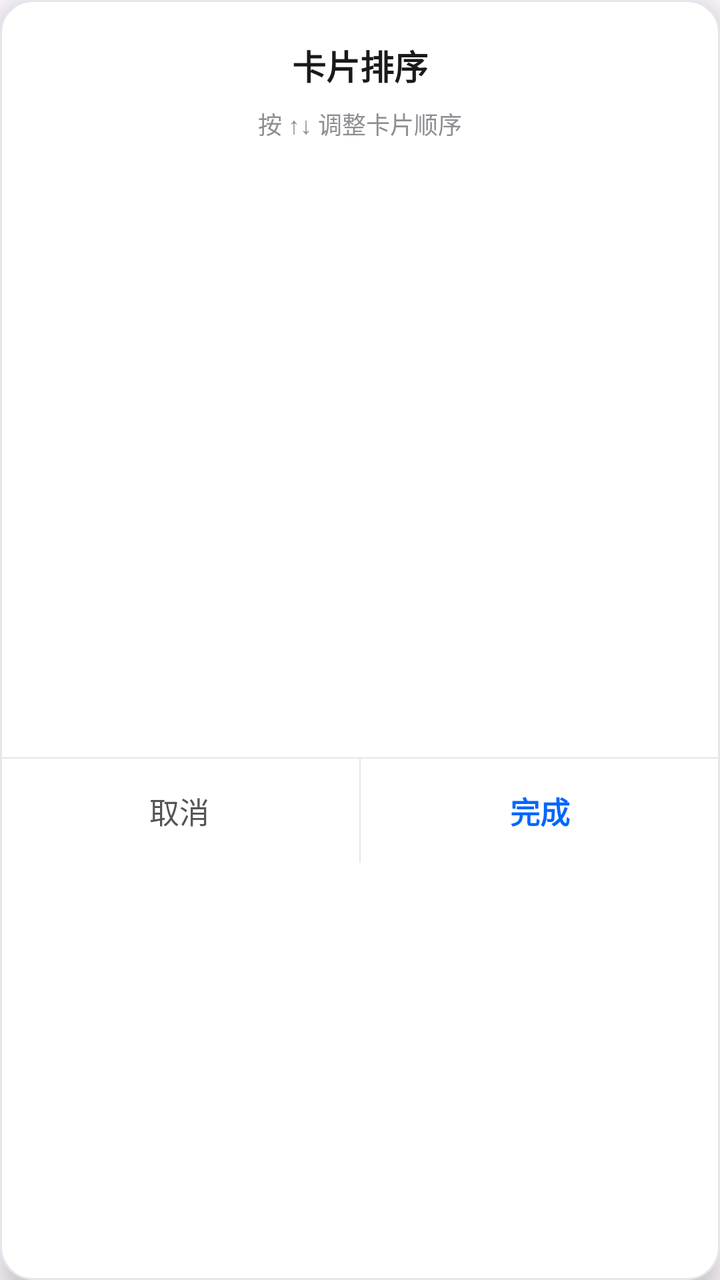
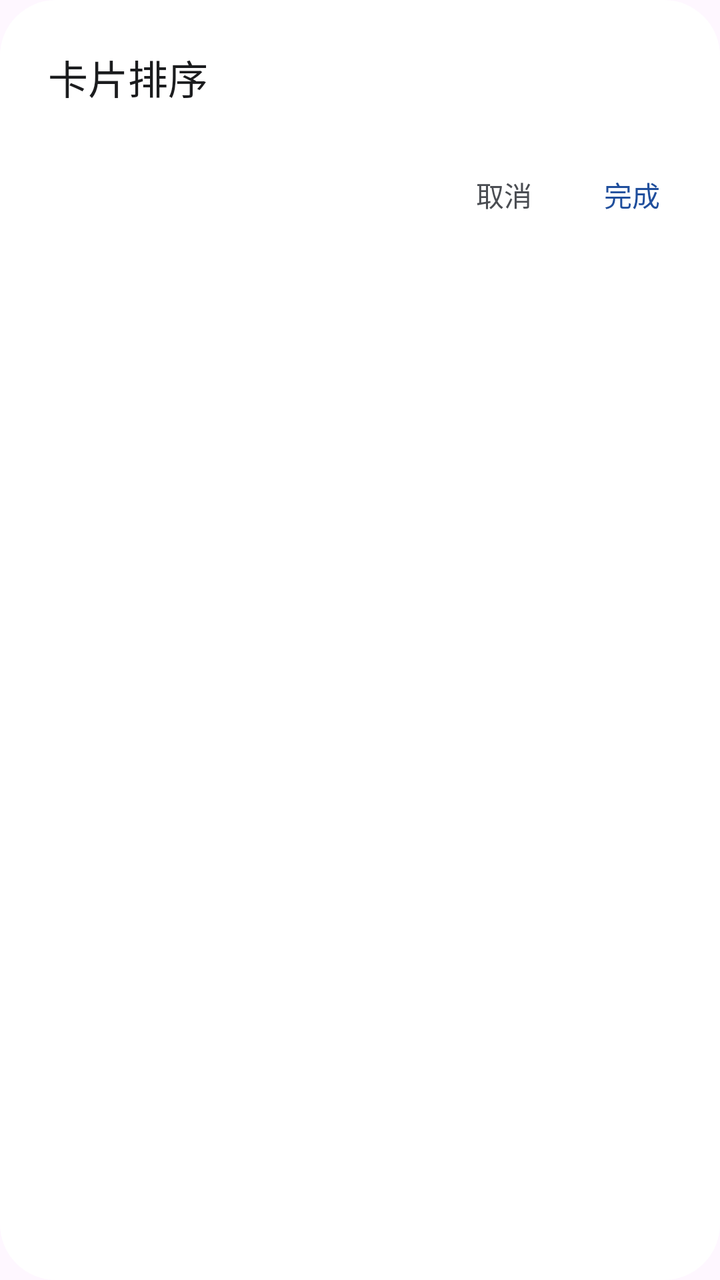

Before-and-after screenshots of an Android layout around one commit, followed by the original layout XML and the change that was made.
<!-- AndroidManifest.xml: application theme Theme.TransitU -->
<!-- res/layout/dialog_reorder.xml -->
<?xml version="1.0" encoding="utf-8"?>
<LinearLayout xmlns:android="http://schemas.android.com/apk/res/android"
    android:layout_width="280dp"
    android:layout_height="wrap_content"
    android:orientation="vertical"
    android:background="@drawable/bg_content_card"
    android:elevation="8dp">

    <TextView
        android:id="@+id/dialogReorderTitle"
        android:layout_width="match_parent"
        android:layout_height="wrap_content"
        android:text="卡片排序"
        android:textColor="#1A1A1A"
        android:textSize="17sp"
        android:textStyle="bold"
        android:gravity="center"
        android:paddingStart="20dp"
        android:paddingEnd="20dp"
        android:paddingTop="20dp"
        android:paddingBottom="8dp" />

    <TextView
        android:layout_width="match_parent"
        android:layout_height="wrap_content"
        android:text="按 ↑↓ 调整卡片顺序"
        android:textColor="#8E8E93"
        android:textSize="12sp"
        android:gravity="center"
        android:paddingStart="20dp"
        android:paddingEnd="20dp"
        android:paddingBottom="8dp" />

    <ScrollView
        android:id="@+id/dialogReorderScroll"
        android:layout_width="match_parent"
        android:layout_height="300dp"
        android:fillViewport="false"
        android:scrollbars="vertical"
        android:fadeScrollbars="false"
        android:scrollbarStyle="insideOverlay">

        <LinearLayout
            android:id="@+id/dialogReorderContainer"
            android:layout_width="match_parent"
            android:layout_height="wrap_content"
            android:orientation="vertical" />
    </ScrollView>

    <View
        android:layout_width="match_parent"
        android:layout_height="0.5dp"
        android:background="#E5E5EA" />

    <LinearLayout
        android:layout_width="match_parent"
        android:layout_height="52dp"
        android:orientation="horizontal">

        <TextView
            android:id="@+id/dialogReorderCancel"
            android:layout_width="0dp"
            android:layout_height="match_parent"
            android:layout_weight="1"
            android:text="取消"
            android:textColor="#555555"
            android:textSize="15sp"
            android:gravity="center"
            android:clickable="true"
            android:focusable="true" />

        <View
            android:layout_width="0.5dp"
            android:layout_height="match_parent"
            android:background="#E5E5EA" />

        <TextView
            android:id="@+id/dialogReorderDone"
            android:layout_width="0dp"
            android:layout_height="match_parent"
            android:layout_weight="1"
            android:text="完成"
            android:textColor="#0066FF"
            android:textSize="15sp"
            android:textStyle="bold"
            android:gravity="center"
            android:clickable="true"
            android:focusable="true" />
    </LinearLayout>
</LinearLayout>
<!-- resources referenced by this layout -->
<resources>
  <!-- drawable bg_content_card (drawable) -->
  <?xml version="1.0" encoding="utf-8"?>
  <shape xmlns:android="http://schemas.android.com/apk/res/android">
      <solid android:color="#FFFFFF" />
      <corners android:radius="16dp" />
      <stroke android:width="1dp" android:color="#E5E5EA" />
  </shape>
  <style name="Theme.TransitU" parent="Theme.Material3.DayNight.NoActionBar">
          
          <item name="android:textSelectHandle">@drawable/tu_text_select_handle_middle</item>
          <item name="android:textSelectHandleLeft">@drawable/tu_text_select_handle_left</item>
          <item name="android:textSelectHandleRight">@drawable/tu_text_select_handle_right</item>
  
          
          <item name="android:textColorHighlight">@color/m3_highlighted_text</item>
      </style>
  <!-- drawable tu_text_select_handle_middle (drawable) -->
  <?xml version="1.0" encoding="utf-8"?>
  <bitmap xmlns:android="http://schemas.android.com/apk/res/android"
      android:src="@drawable/abc_text_select_handle_middle_mtrl"
      android:tint="?attr/colorPrimary"
      android:tintMode="src_in" />
  <!-- drawable tu_text_select_handle_left (drawable) -->
  <?xml version="1.0" encoding="utf-8"?>
  <bitmap xmlns:android="http://schemas.android.com/apk/res/android"
      android:src="@drawable/abc_text_select_handle_left_mtrl"
      android:tint="?attr/colorPrimary"
      android:tintMode="src_in" />
  <!-- drawable tu_text_select_handle_right (drawable) -->
  <?xml version="1.0" encoding="utf-8"?>
  <bitmap xmlns:android="http://schemas.android.com/apk/res/android"
      android:src="@drawable/abc_text_select_handle_right_mtrl"
      android:tint="?attr/colorPrimary"
      android:tintMode="src_in" />
</resources>

<!-- the commit's change to res/layout/dialog_reorder.xml (unified diff, before → after) -->
@@ -1,90 +1,71 @@
 <?xml version="1.0" encoding="utf-8"?>
 <LinearLayout xmlns:android="http://schemas.android.com/apk/res/android"
-    android:layout_width="280dp"
+    android:layout_width="312dp"
     android:layout_height="wrap_content"
     android:orientation="vertical"
-    android:background="@drawable/bg_content_card"
-    android:elevation="8dp">
+    android:background="@drawable/bg_dialog">
 
     <TextView
         android:id="@+id/dialogReorderTitle"
         android:layout_width="match_parent"
         android:layout_height="wrap_content"
         android:text="卡片排序"
-        android:textColor="#1A1A1A"
-        android:textSize="17sp"
-        android:textStyle="bold"
-        android:gravity="center"
-        android:paddingStart="20dp"
-        android:paddingEnd="20dp"
-        android:paddingTop="20dp"
-        android:paddingBottom="8dp" />
+        android:textColor="@color/ink"
+        android:textSize="20sp"
+        android:paddingStart="24dp"
+        android:paddingEnd="24dp"
+        android:paddingTop="24dp"
+        android:paddingBottom="16dp"
+        android:fontFamily="sans-serif-medium" />
 
-    <TextView
+    
+    <androidx.recyclerview.widget.RecyclerView
+        android:id="@+id/dialogReorderList"
         android:layout_width="match_parent"
         android:layout_height="wrap_content"
-        android:text="按 ↑↓ 调整卡片顺序"
-        android:textColor="#8E8E93"
-        android:textSize="12sp"
-        android:gravity="center"
-        android:paddingStart="20dp"
-        android:paddingEnd="20dp"
-        android:paddingBottom="8dp" />
-
-    <ScrollView
-        android:id="@+id/dialogReorderScroll"
-        android:layout_width="match_parent"
-        android:layout_height="300dp"
-        android:fillViewport="false"
+        android:overScrollMode="never"
         android:scrollbars="vertical"
-        android:fadeScrollbars="false"
-        android:scrollbarStyle="insideOverlay">
-
-        <LinearLayout
-            android:id="@+id/dialogReorderContainer"
-            android:layout_width="match_parent"
-            android:layout_height="wrap_content"
-            android:orientation="vertical" />
-    </ScrollView>
-
-    <View
-        android:layout_width="match_parent"
-        android:layout_height="0.5dp"
-        android:background="#E5E5EA" />
+        android:layout_marginBottom="8dp" />
 
     <LinearLayout
         android:layout_width="match_parent"
-        android:layout_height="52dp"
-        android:orientation="horizontal">
+        android:layout_height="wrap_content"
+        android:orientation="horizontal"
+        android:gravity="end|center_vertical"
+        android:paddingStart="12dp"
+        android:paddingEnd="12dp"
+        android:paddingBottom="12dp">
 
         <TextView
             android:id="@+id/dialogReorderCancel"
-            android:layout_width="0dp"
-            android:layout_height="match_parent"
-            android:layout_weight="1"
+            android:layout_width="wrap_content"
+            android:layout_height="40dp"
             android:text="取消"
-            android:textColor="#555555"
-            android:textSize="15sp"
+            android:textColor="@color/ink_2"
+            android:textSize="14sp"
             android:gravity="center"
             android:clickable="true"
-            android:focusable="true" />
-
-        <View
-            android:layout_width="0.5dp"
-            android:layout_height="match_parent"
-            android:background="#E5E5EA" />
+            android:focusable="true"
+            android:minWidth="64dp"
+            android:paddingStart="12dp"
+            android:paddingEnd="12dp"
+            android:fontFamily="sans-serif-medium"
+            android:background="@drawable/bg_text_button" />
 
         <TextView
             android:id="@+id/dialogReorderDone"
-            android:layout_width="0dp"
-            android:layout_height="match_parent"
-            android:layout_weight="1"
+            android:layout_width="wrap_content"
+            android:layout_height="40dp"
             android:text="完成"
-            android:textColor="#0066FF"
-            android:textSize="15sp"
-            android:textStyle="bold"
+            android:textColor="@color/accent"
+            android:textSize="14sp"
             android:gravity="center"
             android:clickable="true"
-            android:focusable="true" />
+            android:focusable="true"
+            android:minWidth="64dp"
+            android:paddingStart="12dp"
+            android:paddingEnd="12dp"
+            android:fontFamily="sans-serif-medium"
+            android:background="@drawable/bg_text_button" />
     </LinearLayout>
 </LinearLayout>
<!-- resource entries referenced after the edit -->
@@ -1,12 +1,25 @@
 <!-- resources referenced by this layout -->
 <resources>
-  <!-- drawable bg_content_card (drawable) -->
+  <color name="accent">#1F4E9C</color>
+  <color name="ink">#1B1C1E</color>
+  <color name="ink_2">#4A4D52</color>
+  <!-- drawable bg_dialog (drawable) -->
   <?xml version="1.0" encoding="utf-8"?>
   <shape xmlns:android="http://schemas.android.com/apk/res/android">
-      <solid android:color="#FFFFFF" />
-      <corners android:radius="16dp" />
-      <stroke android:width="1dp" android:color="#E5E5EA" />
+      <solid android:color="@color/surface" />
+      <corners android:radius="28dp" />
   </shape>
+  <!-- drawable bg_text_button (drawable) -->
+  <?xml version="1.0" encoding="utf-8"?>
+  <ripple xmlns:android="http://schemas.android.com/apk/res/android"
+      android:color="#1F1B1C1E">
+      <item android:id="@android:id/mask">
+          <shape>
+              <solid android:color="@android:color/white" />
+              <corners android:radius="999dp" />
+          </shape>
+      </item>
+  </ripple>
   <style name="Theme.TransitU" parent="Theme.Material3.DayNight.NoActionBar">
           
           <item name="android:textSelectHandle">@drawable/tu_text_select_handle_middle</item>
@@ -16,6 +29,7 @@
           
           <item name="android:textColorHighlight">@color/m3_highlighted_text</item>
       </style>
+  <color name="surface">#FFFFFF</color>
   <!-- drawable tu_text_select_handle_middle (drawable) -->
   <?xml version="1.0" encoding="utf-8"?>
   <bitmap xmlns:android="http://schemas.android.com/apk/res/android"
